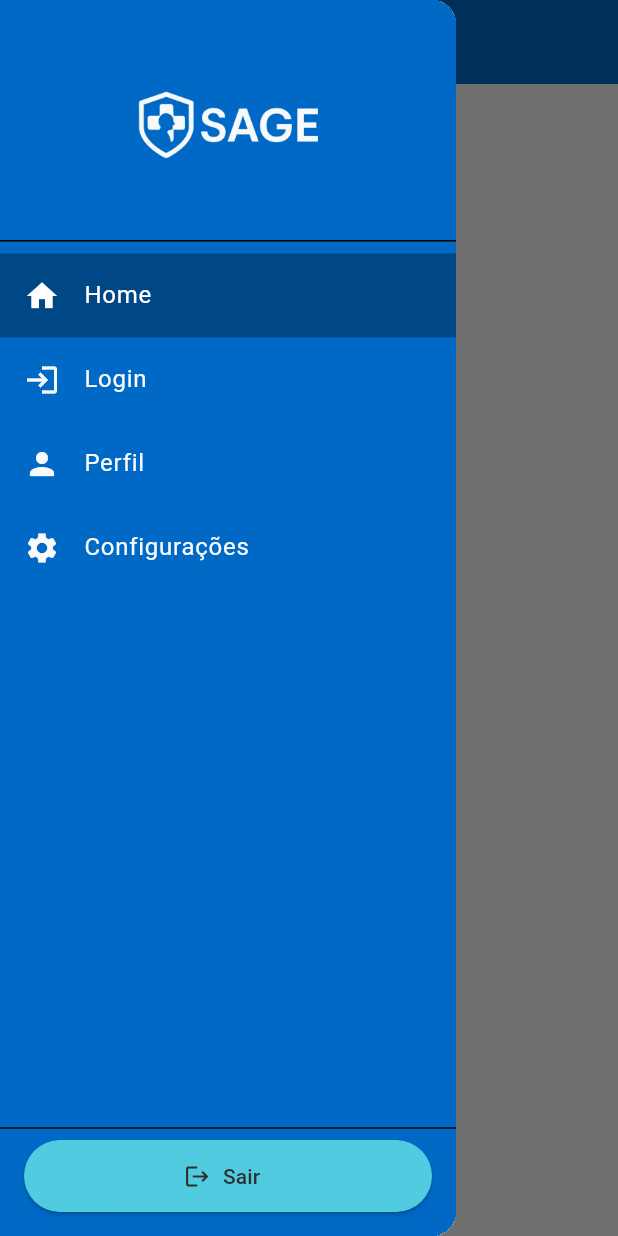
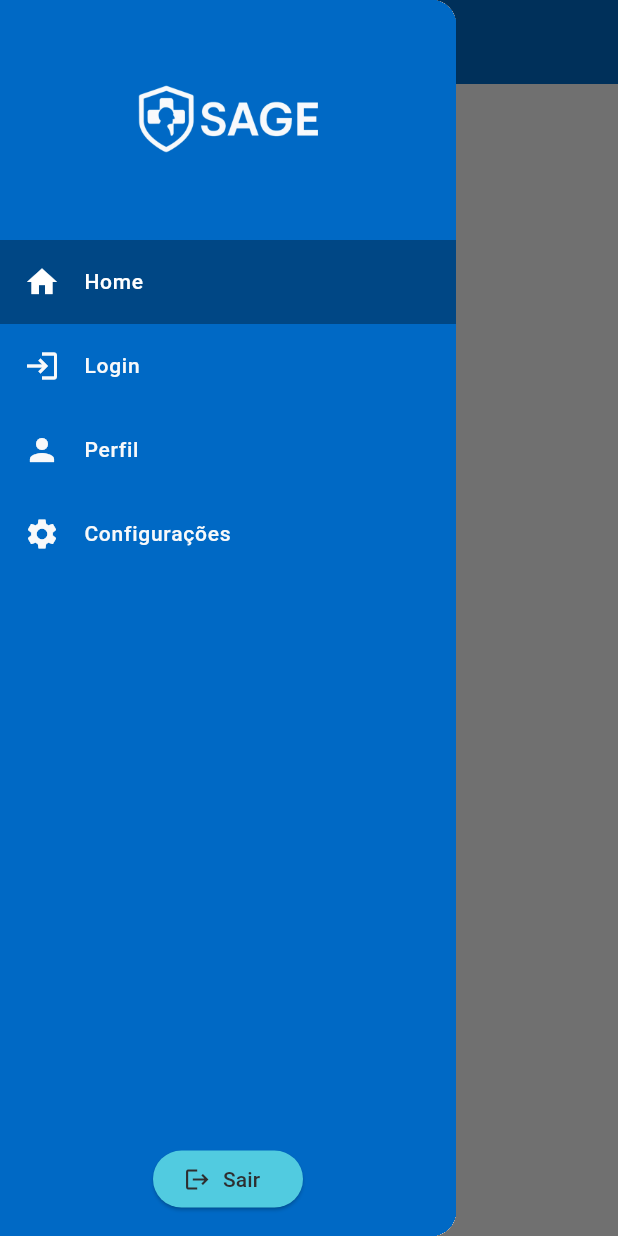
Before and after one commit to alanfranciscos/SAGE, a Flutter app: the screen it shows after launch, with the side drawer open, on a phone screen of 412 x 824 dp. Run offline on Flutter 3.47's test engine with Material 3 defaults, Android fonts, the light colour scheme and no system bars; our stand-ins replace go_router.

Commit message:
fix: sidebar header

```diff
--- a/frontend/frontend/lib/modules/home/home_page.dart
+++ b/frontend/frontend/lib/modules/home/home_page.dart
@@ -13,7 +13,7 @@ class HomePage extends StatelessWidget {
       drawer: isDesktop ? null : const Drawer(child: Sidebar()),
       body: Row(
         children: [
-          if (isDesktop) const SizedBox(width: 250, child: Sidebar()),
+          if (isDesktop) const SizedBox(width: 200, child: Sidebar()),
           const Expanded(child: Center(child: Text('Página Inicial'))),
         ],
       ),
--- a/frontend/frontend/lib/modules/home/settings/settings_page.dart
+++ b/frontend/frontend/lib/modules/home/settings/settings_page.dart
@@ -12,7 +12,7 @@ class SettingsPage extends StatelessWidget {
       drawer: isDesktop ? null : const Drawer(child: Sidebar(),),
       body: Row(
         children: [
-          if(isDesktop) const SizedBox(width: 250, child: Sidebar(),),
+          if(isDesktop) const SizedBox(width: 200, child: Sidebar(),),
           const Expanded(child: Center(child: Text('Settings Page'))),
         ],
       ),
--- a/frontend/frontend/lib/modules/home/widgets/sidebar.dart
+++ b/frontend/frontend/lib/modules/home/widgets/sidebar.dart
@@ -24,9 +24,9 @@ class _SidebarState extends State<Sidebar> {
   ),
       child: Column(
         children: [
-          DrawerHeader(
-            decoration: const BoxDecoration(color: AppTheme.primaryColor),
-            child: Align(
+          Container(
+            height: 160,
+            color: AppTheme.primaryColor,
             alignment: Alignment.center,
             child: Image.asset(
               'assets/images/light_logo.png',
@@ -35,8 +35,6 @@ class _SidebarState extends State<Sidebar> {
               fit: BoxFit.contain,
             ),
           ),
-          ),
-
           Expanded(
             child: ListView(
               padding: EdgeInsets.zero,
@@ -72,14 +70,17 @@ class _SidebarState extends State<Sidebar> {
               ],
             ),
           ),
-          const Divider(),
+
           Padding(
             padding: const EdgeInsets.symmetric(horizontal: 16.0),
+            child: SizedBox(
+              width: 100,
               child: ElevatedButton.icon(
                 icon: const Icon(Icons.logout),
                 label: const Text('Sair'),
                 style: ElevatedButton.styleFrom(
-                minimumSize: const Size.fromHeight(48),
+                  minimumSize: const Size.fromHeight(38),
+
                   backgroundColor: AppTheme.tertiaryColor,
 
                   foregroundColor: AppTheme.textDarkColor,
@@ -89,7 +90,8 @@ class _SidebarState extends State<Sidebar> {
                 },
               ),
             ),
-          const SizedBox(height: 16),
+          ),
+          const SizedBox(height: 14),
         ],
       ),
     );
@@ -112,7 +114,9 @@ class _SidebarState extends State<Sidebar> {
       title: Text(
         title,
         style: TextStyle(
+          fontSize: 14,
           color: isSelected ? Colors.white : AppTheme.textLightColor,
+          fontWeight: FontWeight.w500,
         ),
       ),
       selected: isSelected,
```
Lines whose indentation alone changed are shown as unchanged.
